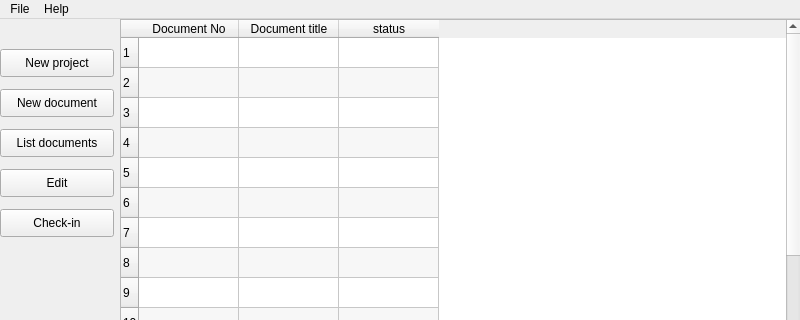
First picture: the form in ui/mainwindow.ui, repository thuswa/subdms, before the edit; both pictures show x 0 to 800 and y 0 to 320 of the 800 by 600 pixel window.
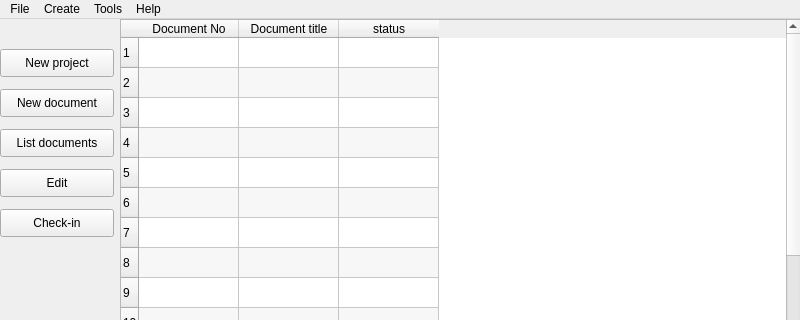
Second picture: the form after the edit.

Commit message: added menu entries

The edit to the form file:
```diff
--- a/ui/mainwindow.ui
+++ b/ui/mainwindow.ui
@@ -201,7 +201,24 @@
     </property>
     <addaction name="actionAbout" />
    </widget>
+   <widget class="QMenu" name="menuCreate" >
+    <property name="title" >
+     <string>Create</string>
+    </property>
+    <addaction name="actionNew_Project" />
+    <addaction name="actionNew_Document" />
+   </widget>
+   <widget class="QMenu" name="menuTools" >
+    <property name="title" >
+     <string>Tools</string>
+    </property>
+    <addaction name="actionEdit_document" />
+    <addaction name="actionCheck_in_document" />
+    <addaction name="actionList_documents" />
+   </widget>
    <addaction name="menuFile" />
+   <addaction name="menuCreate" />
+   <addaction name="menuTools" />
    <addaction name="menuHelp" />
   </widget>
   <widget class="QStatusBar" name="statusbar" />
```
Left out of the diff: 25 changed lines with no effect on the pictures.
